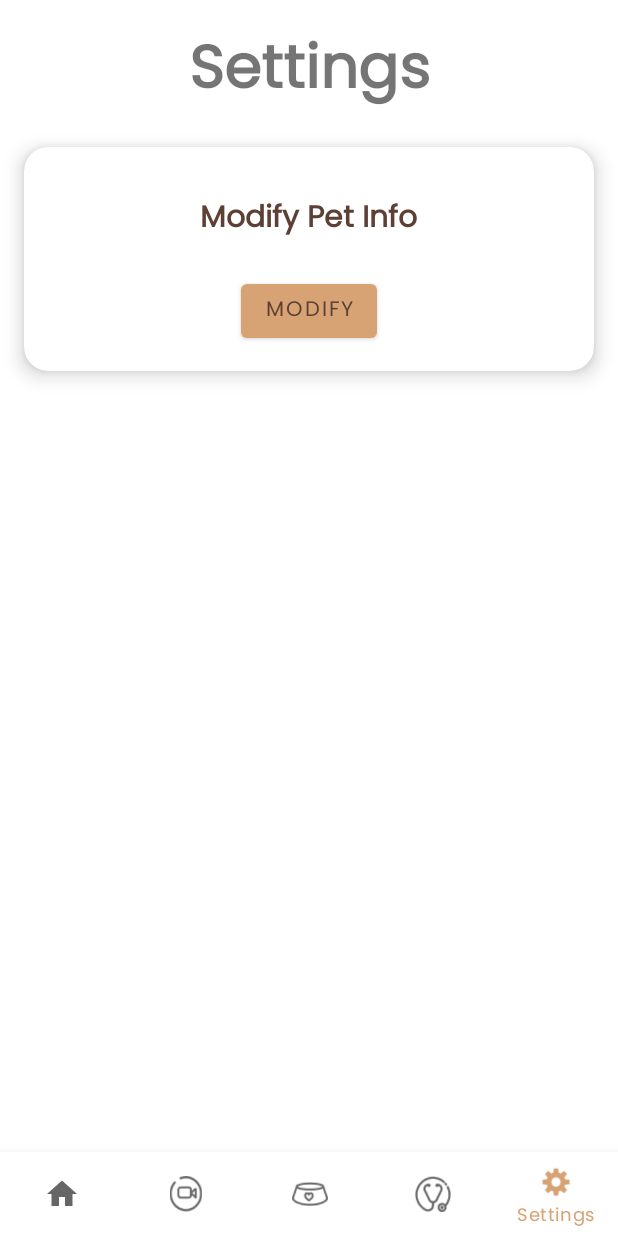
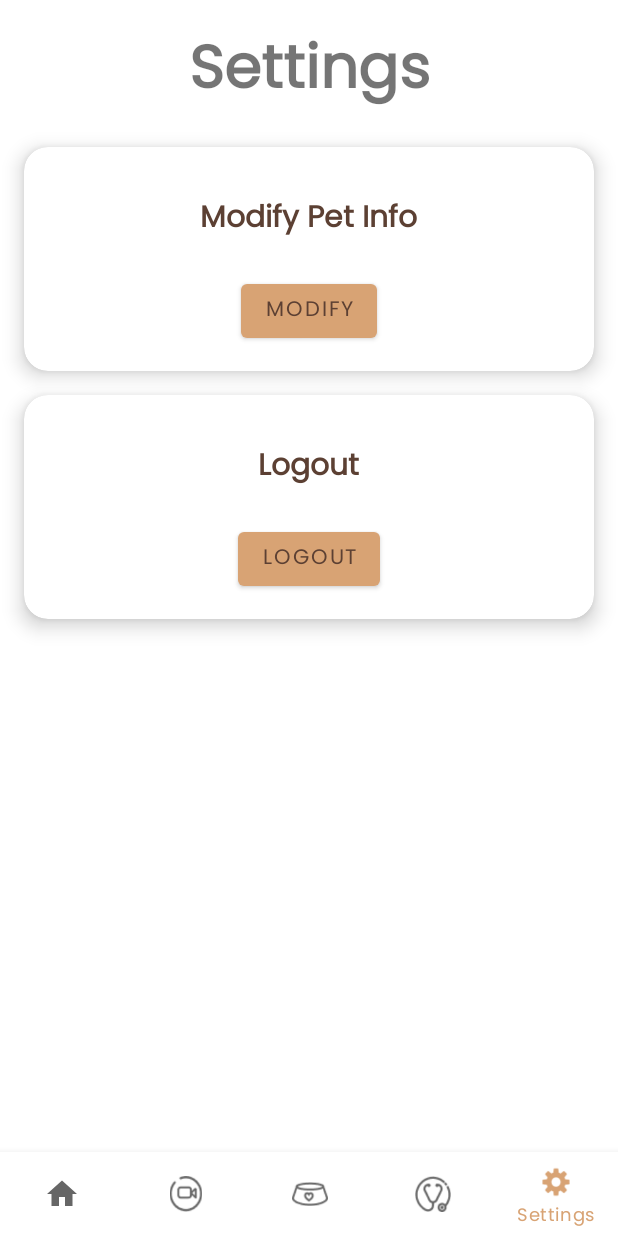
Before and after one commit to joseph0711/Pet, an Android app: the SettingsFragment screen opened through its navigation route, on a phone screen of 412 x 824 dp. Run offline under Robolectric (Android 15) with nearby library versions, the phone set to English and light mode, and no system bars; our stand-ins replace navigation-ui.

Commit message:
Add Logout new button.

```diff
--- a/app/src/main/res/layout/fragment_settings.xml
+++ b/app/src/main/res/layout/fragment_settings.xml
@@ -22,7 +22,7 @@
 
     <!-- CardView for Settings -->
     <androidx.cardview.widget.CardView
-        android:id="@+id/settings_cardView"
+        android:id="@+id/settings_cardView1"
         android:layout_width="match_parent"
         android:layout_height="wrap_content"
         android:layout_margin="16dp"
@@ -39,7 +39,6 @@
             android:padding="16dp"
             android:gravity="center_horizontal">
 
-            <!-- Text Title -->
             <TextView
                 android:id="@+id/settings_textModify"
                 android:layout_width="wrap_content"
@@ -50,7 +49,6 @@
                 android:textStyle="bold"
                 android:textColor="@color/skin_text" />
 
-            <!-- Modify Button -->
             <Button
                 android:id="@+id/settings_btnModify"
                 android:layout_width="wrap_content"
@@ -60,4 +58,41 @@
 
         </LinearLayout>
     </androidx.cardview.widget.CardView>
+
+    <androidx.cardview.widget.CardView
+        android:id="@+id/settings_cardView2"
+        android:layout_width="match_parent"
+        android:layout_height="wrap_content"
+        android:layout_margin="16dp"
+        app:cardCornerRadius="16dp"
+        app:cardElevation="8dp"
+        app:layout_constraintStart_toStartOf="parent"
+        app:layout_constraintEnd_toEndOf="parent"
+        app:layout_constraintTop_toBottomOf="@id/settings_cardView1">
+
+        <LinearLayout
+            android:layout_width="match_parent"
+            android:layout_height="wrap_content"
+            android:orientation="vertical"
+            android:padding="16dp"
+            android:gravity="center_horizontal">
+
+            <TextView
+                android:id="@+id/settings_textLogout"
+                android:layout_width="wrap_content"
+                android:layout_height="wrap_content"
+                android:layout_marginTop="16dp"
+                android:text="Logout"
+                android:textSize="20sp"
+                android:textStyle="bold"
+                android:textColor="@color/skin_text" />
+
+            <Button
+                android:id="@+id/settings_btnLogout"
+                android:layout_width="wrap_content"
+                android:layout_height="wrap_content"
+                android:text="Logout"
+                android:layout_marginTop="20dp" />
+        </LinearLayout>
+    </androidx.cardview.widget.CardView>
 </androidx.constraintlayout.widget.ConstraintLayout>
```
